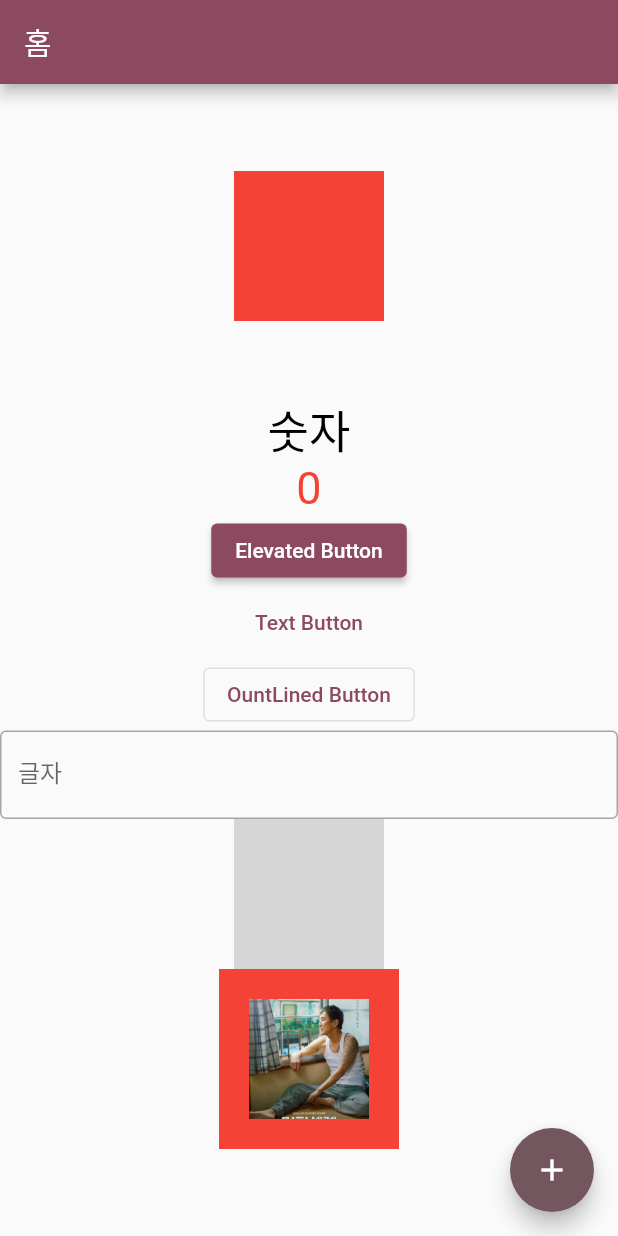
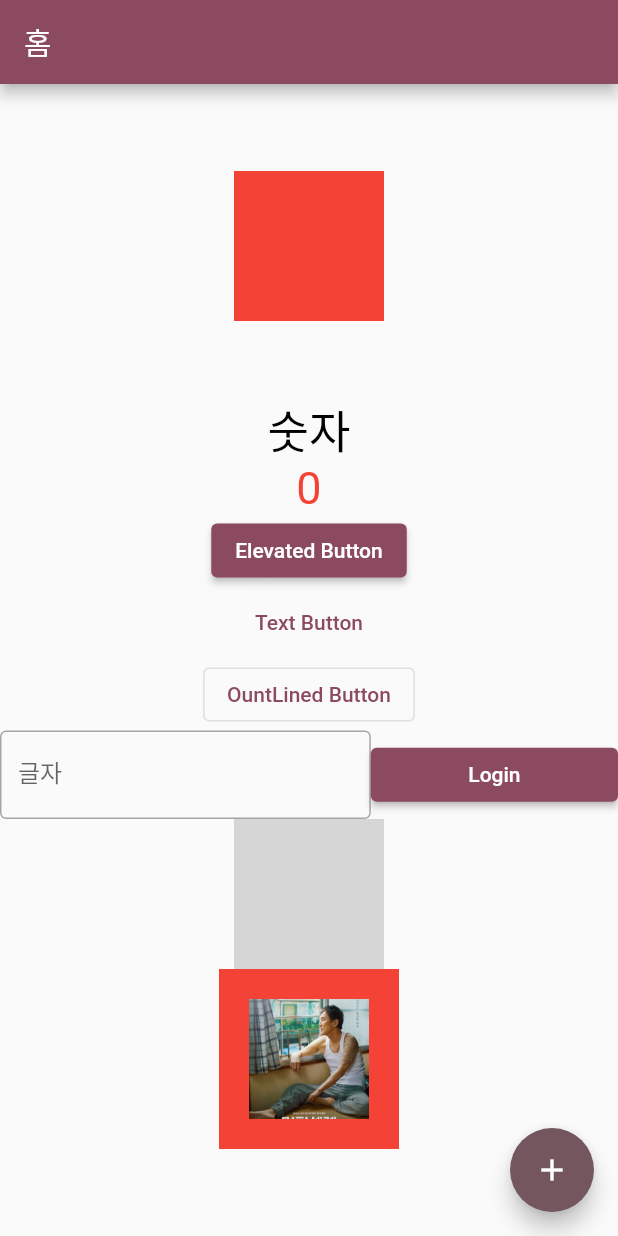
Before and after one commit to cleanwash/hello_flutter, a Flutter app: the screen it shows after launch, on a phone screen of 412 x 824 dp. Run offline on Flutter 3.47's test engine with Material 3 defaults, Android fonts, the phone set to English and light mode, and no system bars; network calls fail; grey boxes are pictures that could not be loaded.

Commit message:
Feat:Expanded 사용해보기

```diff
--- a/lib/main_page.dart
+++ b/lib/main_page.dart
@@ -67,7 +67,11 @@ class _MainPageState extends State<MainPage> {
                 child: Text('OuntLined Button'),
               ),
               //TextField 꾸미기 속성
-              TextField(
+              Row(
+                children: [
+                  Expanded(
+                    flex: 3,
+                    child: TextField(
                       decoration: InputDecoration(
                         labelText: '글자',
                         border: OutlineInputBorder(),
@@ -75,6 +79,13 @@ class _MainPageState extends State<MainPage> {
                       onChanged: (text) {
                         print(text);
                       },
+                    ),
+                  ),
+                  Expanded(
+                      flex: 2,
+                      child: ElevatedButton(
+                          onPressed: () {}, child: Text('Login'))),
+                ],
               ),
               //이미지 추가해보기
               Image.network(
```
Lines whose indentation alone changed are shown as unchanged.
